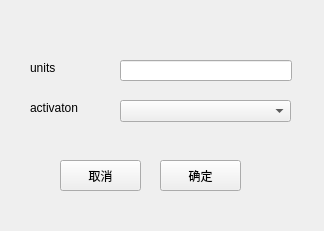
First picture: the form in GUI/addFullConnect.ui, repository k3bluesky/CV_toolBox, before the edit.
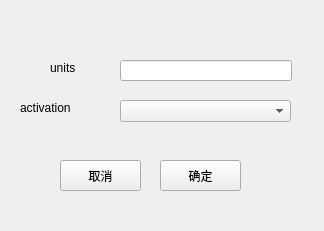
Second picture: the form after the edit.

Diff of the .ui file:
```diff
--- a/GUI/addFullConnect.ui
+++ b/GUI/addFullConnect.ui
@@ -16,7 +16,7 @@
   <widget class="QLabel" name="label">
    <property name="geometry">
     <rect>
-     <x>30</x>
+     <x>50</x>
      <y>60</y>
      <width>51</width>
      <height>16</height>
@@ -29,14 +29,14 @@
   <widget class="QLabel" name="label_2">
    <property name="geometry">
     <rect>
-     <x>30</x>
+     <x>20</x>
      <y>100</y>
-     <width>81</width>
+     <width>91</width>
      <height>16</height>
     </rect>
    </property>
    <property name="text">
-    <string>activaton</string>
+    <string>activation</string>
    </property>
   </widget>
   <widget class="QLineEdit" name="lineEdit">
```
Left out of the diff: 12 changed lines with no effect on the pictures.
